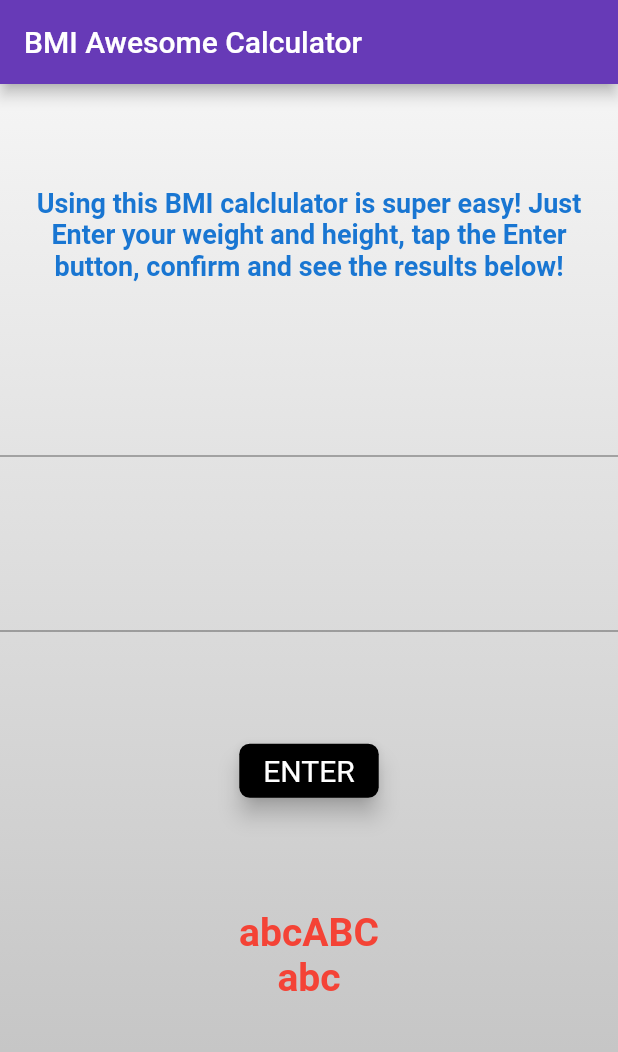
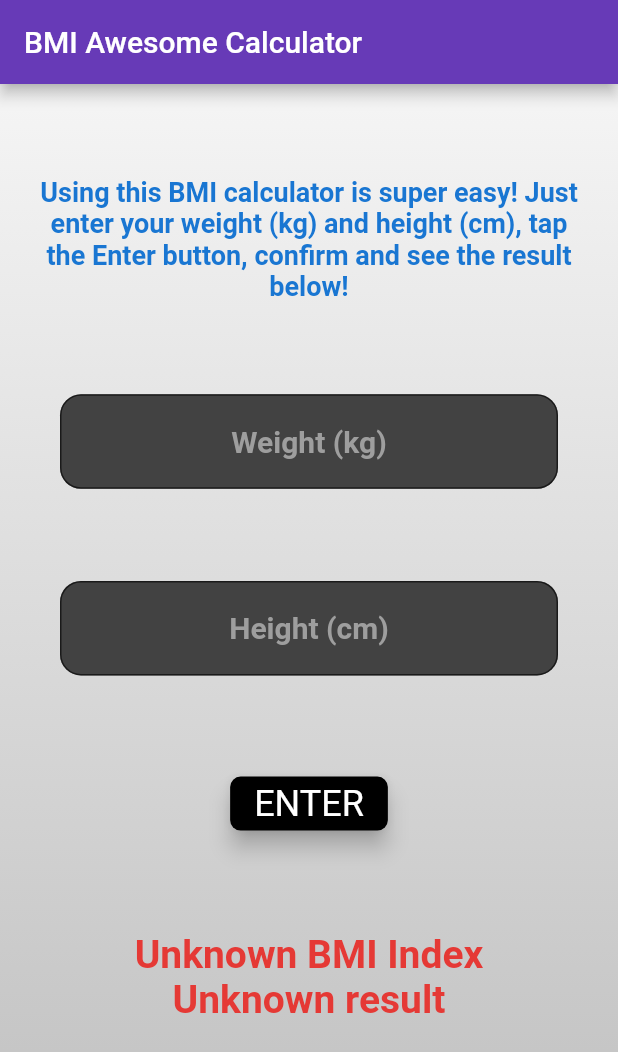
Before and after one commit to VladarSkopin/BMI-Calculator, a Flutter app: the screen it shows after launch, after a tap on "ENTER", on a phone screen of 412 x 824 dp. Shown: the top 1052 px of the screen. Run offline on Flutter 3.47's test engine with Material 2 defaults, Android fonts, the light colour scheme and no system bars; our stand-ins replace just_audio.

Commit message:
improved TextFields and error handling

```diff
--- /dev/null
+++ b/bmi_calculator/lib/components/bmi_calculation.dart
@@ -0,0 +1,20 @@
+
+class BmiCalculation {
+  static double calculateBmiIndex(int weight, int height) {
+    return weight / (height * height) * 10000;
+  }
+
+  static String calculateBmiVerdict(double calculatedBmi) {
+    String verdict = "Unknown BMI index";
+    if (calculatedBmi >= 30) {
+      verdict = "Obese";
+    } else if (calculatedBmi >= 25.000000000) {
+      verdict = "Overweight";
+    } else if (calculatedBmi >= 18.555555555) {
+      verdict = "Normal weight";
+    } else if (calculatedBmi >= 0) {
+      verdict = "Underweight";
+    }
+    return verdict;
+  }
+}
--- a/bmi_calculator/lib/components/main_calculator_page.dart
+++ b/bmi_calculator/lib/components/main_calculator_page.dart
@@ -1,5 +1,8 @@
+import 'package:bmi_calculator/components/bmi_calculation.dart';
 import 'package:flutter/material.dart';
-import 'package:page_transition/page_transition.dart';
+//import 'package:page_transition/page_transition.dart';
+import 'package:just_audio/just_audio.dart';
+
 
 class MainCalculatorPage extends StatefulWidget {
   const MainCalculatorPage({Key? key}) : super(key: key);
@@ -9,17 +12,40 @@ class MainCalculatorPage extends StatefulWidget {
 }
 
 class _MainCalculatorPageState extends State<MainCalculatorPage> {
+
+  int _weight = 0;
+  int _height = 0;
+  double _bmiResult = 0.0;
+  String _bmiOutput = "";
+  String _verdict = "";
+
+
+  late AudioPlayer player;
+  String _btnSnd = 'assets/btn_snd.mp3';
+  bool _isError = false;
+
+  @override
+  void initState() {
+    super.initState();
+    player = AudioPlayer();
+  }
+
+  @override
+  void dispose() {
+    player.dispose();
+    super.dispose();
+  }
+
+
   @override
   Widget build(BuildContext context) {
     return SafeArea(
       child: Scaffold(
-        appBar: AppBar(title: Text('BMI Awesome Calculator')),
+        appBar: AppBar(title: const Text('BMI Awesome Calculator')),
         body: Container(
           decoration: BoxDecoration(
             gradient: LinearGradient(
               colors: [
-                //Colors.orange[200]!,
-                //Colors.amber[200]!,
                 Colors.grey[100]!,
                 Colors.grey[400]!
               ],
@@ -33,7 +59,7 @@ class _MainCalculatorPageState extends State<MainCalculatorPage> {
               Padding(
                 padding: const EdgeInsets.symmetric(horizontal: 20),
                 child: Text(
-                  'Using this BMI calclulator is super easy! Just Enter your weight and height, tap the Enter button, confirm and see the results below!',
+                  'Using this BMI calculator is super easy! Just enter your weight (kg) and height (cm), tap the Enter button, confirm and see the result below!',
                   textAlign: TextAlign.center,
                   style: TextStyle(
                       color: Colors.blue[700],
@@ -41,10 +67,81 @@ class _MainCalculatorPageState extends State<MainCalculatorPage> {
                       fontSize: 18),
                 ),
               ),
-              TextField(),
-              TextField(),
+              Padding(
+                padding: const EdgeInsets.symmetric(horizontal: 40.0),
+                child: TextField(
+                  onChanged: (text) {
+                    setState(() {
+                      _isError = false;
+                      try {
+                        _weight = double.parse(text).round();
+                      } catch (ex) {
+                        _isError = true;
+                      }
+
+                    });
+                  },
+                  keyboardType: TextInputType.number,
+                  cursorColor: Colors.purple,
+                  cursorWidth: 1.8,
+                  textAlign: TextAlign.center,
+                  style: TextStyle(
+                      color: Colors.white,
+                    fontSize: 20,
+                    fontWeight: FontWeight.w600
+                  ),
+                  decoration: InputDecoration(
+                    hintText: 'Weight (kg)',
+                    hintStyle: TextStyle(
+                      color: Colors.grey[500]
+                    ),
+                    filled: true,
+                    fillColor: Colors.grey[800],
+                    border: OutlineInputBorder(
+                      borderRadius: BorderRadius.circular(14),
+
+                    )
+                  ),
+                ),
+              ),
+              Padding(
+                padding: const EdgeInsets.symmetric(horizontal: 40.0),
+                child: TextField(
+                  onChanged: (text) {
+                    setState(() {
+                      _isError = false;
+                      try {
+                        _height = double.parse(text).round();
+                      } catch (ex) {
+                        _isError = true;
+                      }
+                    });
+                  },
+                  keyboardType: TextInputType.number,
+                  cursorColor: Colors.purple,
+                  cursorWidth: 1.8,
+                  textAlign: TextAlign.center,
+                  style: TextStyle(
+                    color: Colors.blue[800],
+                      fontSize: 20,
+                      fontWeight: FontWeight.w600
+                  ),
+                  decoration: InputDecoration(
+                      hintText: 'Height (cm)',
+                      hintStyle: TextStyle(
+                          color: Colors.grey[500]
+                      ),
+                      filled: true,
+                      fillColor: Colors.grey[800],
+                      border: OutlineInputBorder(
+                        borderRadius: BorderRadius.circular(14),
+
+                      )
+                  ),
+                ),
+              ),
               MaterialButton(
-                onPressed: () {
+                onPressed: () async {
                   /*
                   Navigator.pushReplacement(context, PageTransition(
                     type: PageTransitionType.rightToLeft,
@@ -52,23 +149,50 @@ class _MainCalculatorPageState extends State<MainCalculatorPage> {
                     child: SecondCalculatorPage(),
                   ));
                    */
+
+                  setState(() {
+                    _bmiResult = BmiCalculation.calculateBmiIndex(_weight, _height);
+                    _bmiResult = double.parse((_bmiResult).toStringAsFixed(2));
+                    _verdict = BmiCalculation.calculateBmiVerdict(_bmiResult);
+                    _bmiOutput = 'BMI: $_bmiResult';
+                    if (_weight <= 0 || _height <= 0) {
+                      _isError = true;
+                      _bmiOutput = "Unknown BMI Index";
+                      _verdict = "Unknown result";
+                    } else {
+                      _isError = false;
+                    }
+                    if (_isError) {
+                      _btnSnd = "assets/btn_error.mp3";
+                    } else {
+                      _btnSnd = "assets/btn_snd.mp3";
+                    }
+                  });
+
+                  if (player.playing) {
+                    player.stop();
+                  }
+                  await player.setAsset(_btnSnd);
+                  player.play();
+
                 },
                 color: Colors.black,
+                shape: RoundedRectangleBorder(
+                  borderRadius: BorderRadius.circular(7)
+                ),
+                elevation: 6.0,
                 child: const Text(
                   'ENTER',
                   style: TextStyle(
                       color: Colors.white,
                       fontWeight: FontWeight.w400,
-                      fontSize: 20),
+                      fontSize: 24),
                 ),
-                shape: RoundedRectangleBorder(
-                  borderRadius: BorderRadius.circular(7)
-                ),
-                elevation: 6.0,
               ),
-              Text('abcABC\nabc',
+              Text('$_bmiOutput'
+                  '\n$_verdict',
                   style: TextStyle(
-                      color: Colors.red,
+                      color: Colors.red[600],
                       fontSize: 26,
                       fontWeight: FontWeight.w600),
                   textAlign: TextAlign.center),
--- a/bmi_calculator/pubspec.yaml
+++ b/bmi_calculator/pubspec.yaml
@@ -15,7 +15,8 @@ dependencies:
   # The following adds the Cupertino Icons font to your application.
   # Use with the CupertinoIcons class for iOS style icons.
   cupertino_icons: ^1.0.2
-  page_transition: ^2.0.4
+  #page_transition: ^2.0.4
+  just_audio: ^0.9.13
 
 dev_dependencies:
   flutter_test:
@@ -32,3 +33,5 @@ flutter:
   # assets:
   #   - images/a_dot_burr.jpeg
   #   - images/a_dot_ham.jpeg
+  assets:
+    - assets/
```
Also changed, not shown: bmi_calculator/pubspec.lock, 8 other files.
